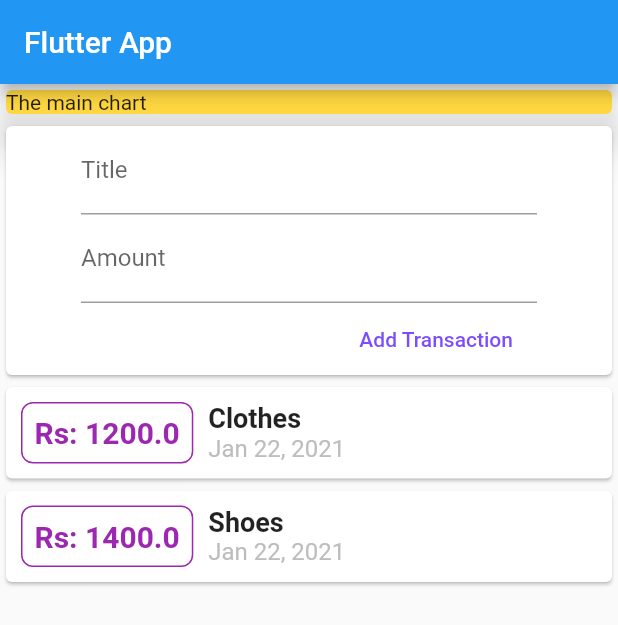
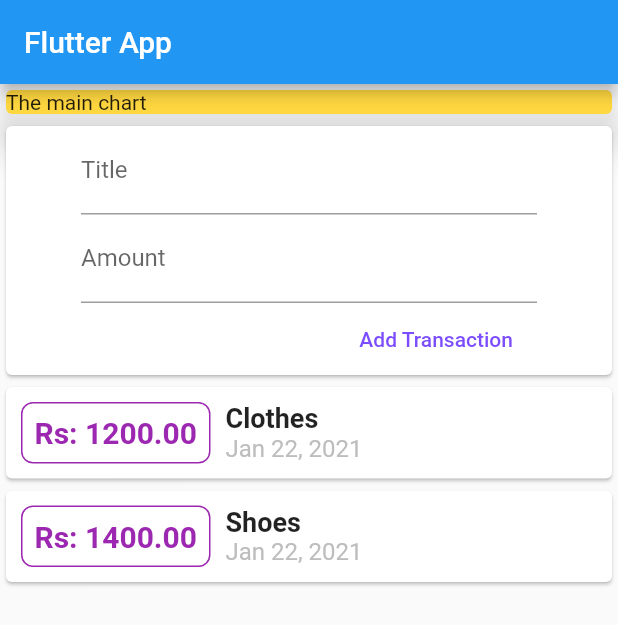
Before and after one commit to aniketgaikwad9797/Personal-Expenses-App, a Flutter app: the screen it shows after launch, on a phone screen of 412 x 824 dp. Shown: the top 625 px of the screen. Run offline on Flutter 3.47's test engine with Material 2 defaults, Android fonts, the phone set to English and light mode, and no system bars.

Commit message:
add precison to amont value

```diff
--- a/lib/widget/transaction_list.dart
+++ b/lib/widget/transaction_list.dart
@@ -28,7 +28,7 @@ class TransactionList extends StatelessWidget {
                     borderRadius: BorderRadius.circular(8),
                   ),
                   child: Text(
-                    "Rs: ${transactions[index].amount}", //String Interpolation
+                    "Rs: ${transactions[index].amount.toStringAsFixed(2)}", //String Interpolation
                     style: TextStyle(
                       fontWeight: FontWeight.bold,
                       fontSize: 20,
```
